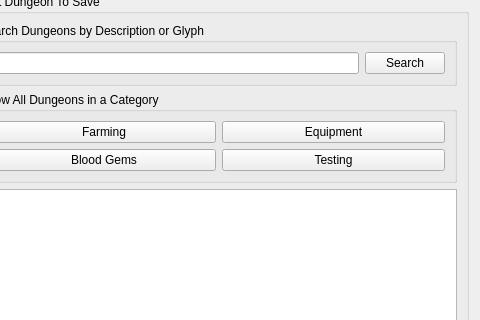
Above: modules/ChaliceEditor.ui from rainmakerv3/BB_Launcher before the change; both pictures show x 550 to 1030 and y 213 to 533 of the 1030 by 796 pixel window. Below: the same form after it.
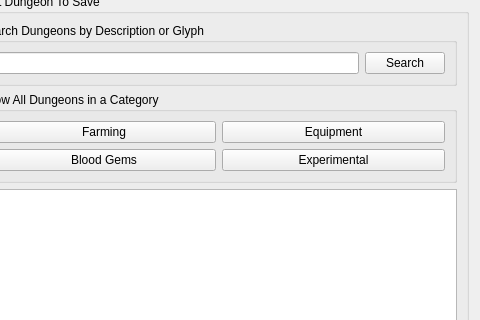
That is the form after the change.

Commit message: Chalice Editor: additional note added for experimental dungeons

The edit to the form file:
```diff
--- a/modules/ChaliceEditor.ui
+++ b/modules/ChaliceEditor.ui
@@ -378,7 +378,7 @@
                    <item>
                     <widget class="QPushButton" name="testingButton">
                      <property name="text">
-                      <string>Testing</string>
+                      <string>Experimental</string>
                      </property>
                     </widget>
                    </item>
```
The commit also changes 1 other file.
